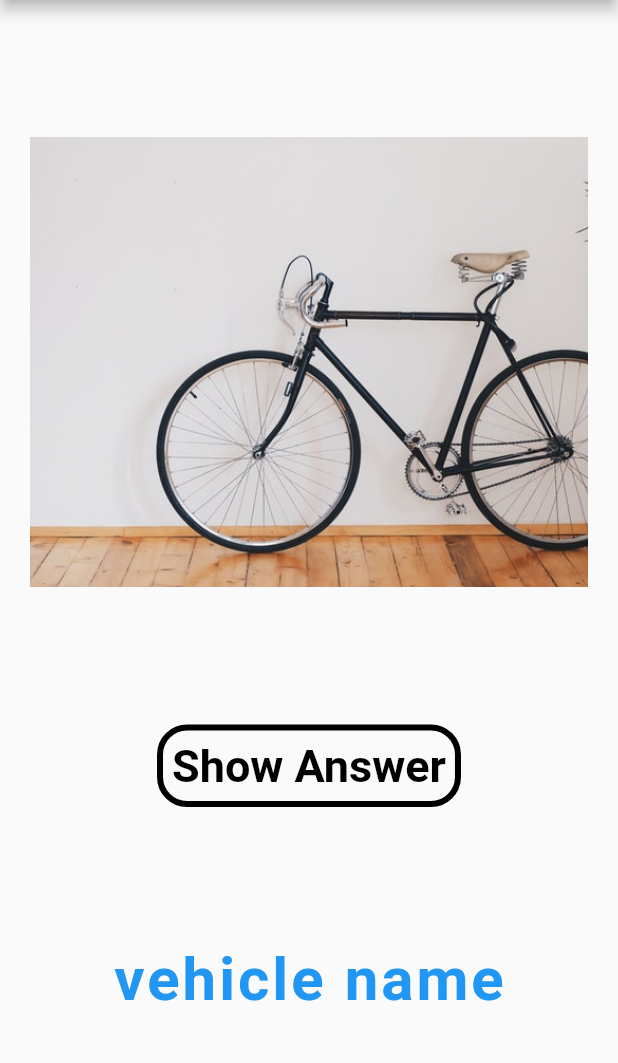
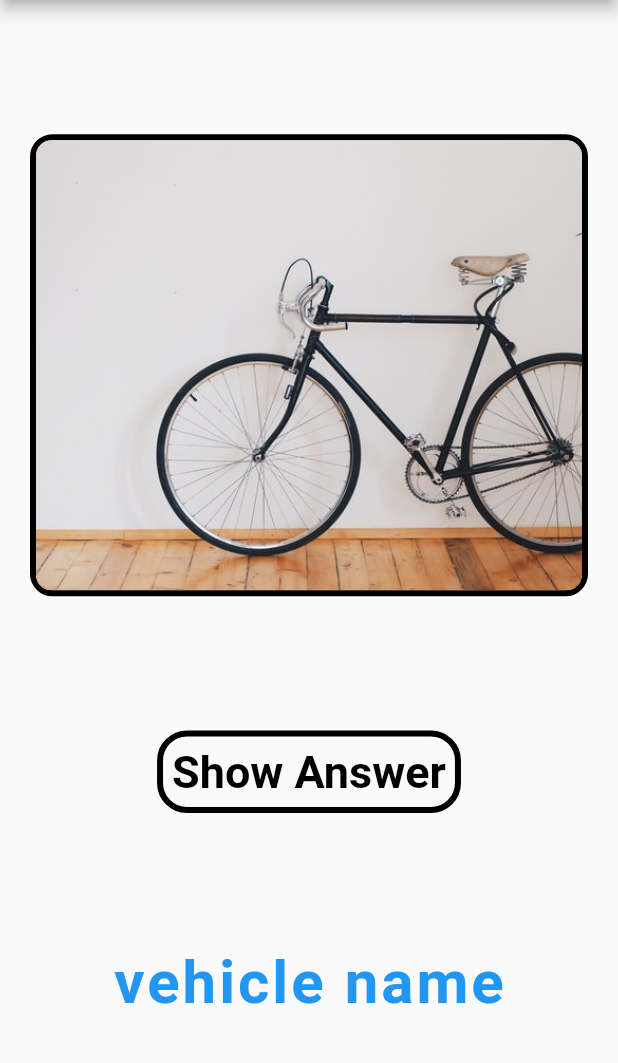
Before and after one commit to ella97/image_guess, a Flutter app: the screen it shows after launch, on a phone screen of 412 x 824 dp, the part 84-1147 px from its top. Run offline on Flutter 3.47's test engine with Material 2 defaults, Android fonts, the phone set to English and light mode, and no system bars.

Commit message:
building image cards

```diff
--- /dev/null
+++ b/lib/image_card.dart
@@ -0,0 +1,26 @@
+import 'package:flutter/material.dart';
+
+class ImageCard extends StatelessWidget {
+  final String imageName;
+
+  ImageCard({this.imageName});
+  @override
+  Widget build(BuildContext context) {
+    return Container(
+      decoration: BoxDecoration(
+          borderRadius: BorderRadius.circular(15.0),
+          border: Border.all(
+            color: Colors.black,
+            width: 4.0,
+          )),
+      child: ClipRRect(
+        borderRadius: BorderRadius.circular(10.0),
+        child: Image.asset(
+          'assets/images/$imageName.jpeg',
+          height: 300,
+          fit: BoxFit.fitHeight,
+        ),
+      ),
+    );
+  }
+}
--- a/lib/main.dart
+++ b/lib/main.dart
@@ -1,4 +1,6 @@
 import 'package:flutter/material.dart';
+import 'package:image_guess/image_card.dart';
+
 
 void main() {
   runApp(MyApp());
@@ -34,7 +36,7 @@ class _MyHomePageState extends State<MyHomePage> {
     'car',
     'excavator',
     'helicopter',
-    'motobike',
+    'motorbike',
     'plane',
     'tractor',
     'train',
@@ -54,10 +56,8 @@ class _MyHomePageState extends State<MyHomePage> {
           children: <Widget>[
             Padding(
               padding: const EdgeInsets.fromLTRB(20.0, 0, 20.0, 0),
-              child: Image.asset(
-                'assets/images/${vehicleNames[0]}.jpeg',
-                height: 300,
-                fit: BoxFit.fitHeight,
+              child: ImageCard(
+                imageName: vehicleNames[0],
               ),
             ),
             OutlineButton(
```
